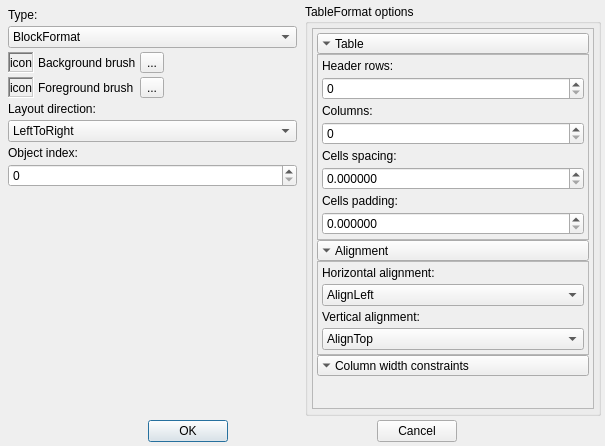
First picture: the form in src/property/dialogs/textformateditdialog.ui, repository Gris87/ObjectController, before the edit.
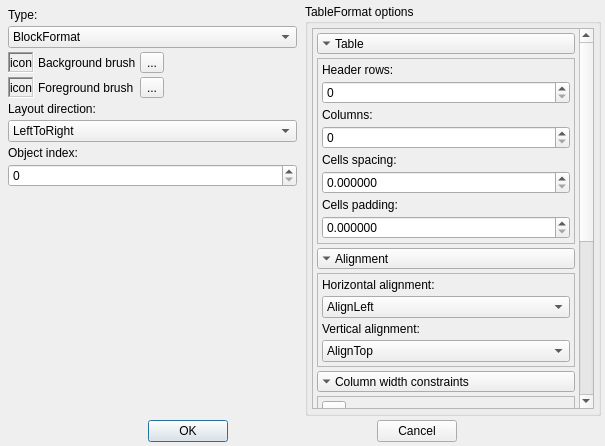
Second picture: the form after the edit. Icons and pictures are not drawn.

```diff
--- a/src/property/dialogs/textformateditdialog.ui
+++ b/src/property/dialogs/textformateditdialog.ui
@@ -3046,9 +3046,9 @@
                <property name="geometry">
                 <rect>
                  <x>0</x>
-                 <y>0</y>
-                 <width>283</width>
-                 <height>382</height>
+                 <y>-265</y>
+                 <width>266</width>
+                 <height>647</height>
                 </rect>
                </property>
                <layout class="QVBoxLayout" name="tableLayout">
@@ -3062,7 +3062,7 @@
                  <widget class="QWidget" name="tableWidget" native="true">
                   <layout class="QVBoxLayout" name="verticalLayout_48">
                    <property name="spacing">
-                    <number>0</number>
+                    <number>4</number>
                    </property>
                    <property name="margin">
                     <number>0</number>
@@ -3309,13 +3309,85 @@
                     </widget>
                    </item>
                    <item>
-                    <widget class="QFrame" name="tableColumnWidthConstraintsFrame">
-                     <property name="frameShape">
-                      <enum>QFrame::StyledPanel</enum>
+                    <widget class="QScrollArea" name="tableColumnWidthConstraintsScrollArea">
+                     <property name="minimumSize">
+                      <size>
+                       <width>0</width>
+                       <height>300</height>
+                      </size>
                      </property>
-                     <property name="frameShadow">
-                      <enum>QFrame::Sunken</enum>
+                     <property name="widgetResizable">
+                      <bool>true</bool>
                      </property>
+                     <widget class="QWidget" name="scrollAreaWidgetContents_9">
+                      <property name="geometry">
+                       <rect>
+                        <x>0</x>
+                        <y>0</y>
+                        <width>256</width>
+                        <height>298</height>
+                       </rect>
+                      </property>
+                      <layout class="QVBoxLayout" name="verticalLayout_51">
+                       <property name="spacing">
+                        <number>4</number>
+                       </property>
+                       <property name="margin">
+                        <number>4</number>
+                       </property>
+                       <item>
+                        <layout class="QVBoxLayout" name="tableColumnWidthConstraintsLayout">
+                         <property name="spacing">
+                          <number>4</number>
+                         </property>
+                        </layout>
+                       </item>
+                       <item>
+                        <layout class="QHBoxLayout" name="horizontalLayout_7">
+                         <property name="spacing">
+                          <number>4</number>
+                         </property>
+                         <item>
+                          <widget class="QToolButton" name="tableColumnWidthConstraintsAddButton">
+                           <property name="text">
+                            <string/>
+                           </property>
+                           <property name="icon">
+                            <iconset resource="../property.qrc">
+                             <normaloff>:/objectcontroller/images/Add.png</normaloff>:/objectcontroller/images/Add.png</iconset>
+                           </property>
+                          </widget>
+                         </item>
+                         <item>
+                          <spacer name="horizontalSpacer_10">
+                           <property name="orientation">
+                            <enum>Qt::Horizontal</enum>
+                           </property>
+                           <property name="sizeHint" stdset="0">
+                            <size>
+                             <width>40</width>
+                             <height>20</height>
+                            </size>
+                           </property>
+                          </spacer>
+                         </item>
+                        </layout>
+                       </item>
+                       <item>
+                        <spacer name="verticalSpacer_10">
+                         <property name="orientation">
+                          <enum>Qt::Vertical</enum>
+                         </property>
+                         <property name="sizeHint" stdset="0">
+                          <size>
+                           <width>0</width>
+                           <height>0</height>
+                          </size>
+                         </property>
+                        </spacer>
+                       </item>
+                      </layout>
+                     </widget>
                     </widget>
                    </item>
                   </layout>
```
Left out of the diff: 21 changed lines with no effect on the pictures.
